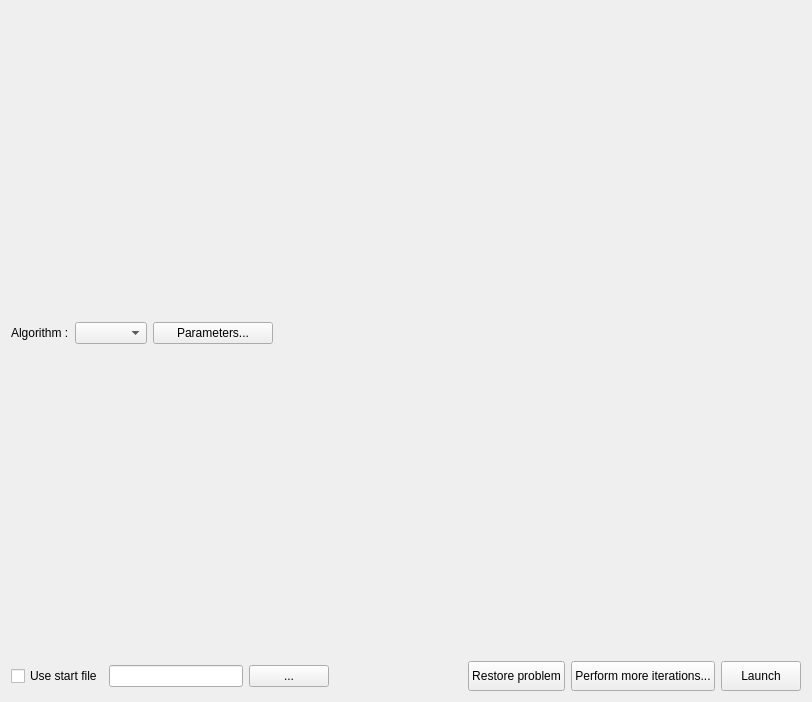
Before: the Qt Designer form OMOptim/GUI/Widgets/WidgetOptParameters.ui in lmoresco/OpenModelica, drawn with Qt 5.
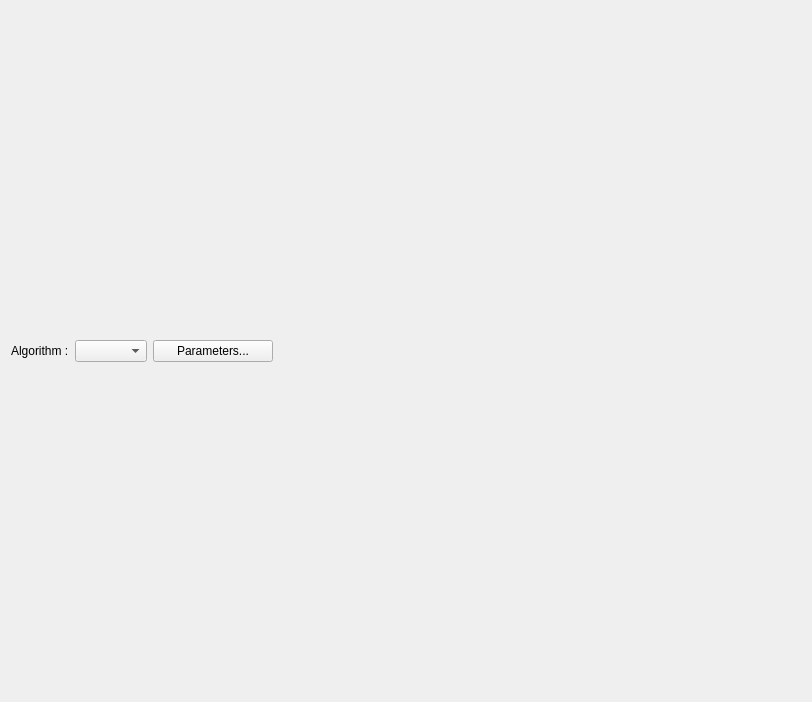
After: the same form once the commit is applied. Icons and pictures are not drawn.

Patch:
```diff
--- a/OMOptim/GUI/Widgets/WidgetOptParameters.ui
+++ b/OMOptim/GUI/Widgets/WidgetOptParameters.ui
@@ -14,7 +14,7 @@
    <string>Form</string>
   </property>
   <layout class="QGridLayout" name="gridLayout">
-   <item row="0" column="0" rowspan="4" colspan="4">
+   <item row="0" column="0" rowspan="4" colspan="2">
     <layout class="QGridLayout" name="gridLayout_2">
      <item row="0" column="2">
       <widget class="QPushButton" name="pushEAParameters">
@@ -66,119 +66,7 @@
      </item>
     </layout>
    </item>
-   <item row="4" column="0" colspan="4">
-    <layout class="QHBoxLayout" name="layoutStartFile">
-     <item>
-      <widget class="QCheckBox" name="checkUseStartFile">
-       <property name="text">
-        <string>Use start file</string>
-       </property>
-      </widget>
-     </item>
-     <item>
-      <widget class="QLineEdit" name="lineStartFile"/>
-     </item>
-     <item>
-      <widget class="QPushButton" name="pushSelectStartFile">
-       <property name="text">
-        <string>...</string>
-       </property>
-      </widget>
-     </item>
-     <item>
-      <spacer name="horizontalSpacer_5">
-       <property name="orientation">
-        <enum>Qt::Horizontal</enum>
-       </property>
-       <property name="sizeHint" stdset="0">
-        <size>
-         <width>40</width>
-         <height>20</height>
-        </size>
-       </property>
-      </spacer>
-     </item>
-     <item>
-      <widget class="QPushButton" name="pushRestore">
-       <property name="sizePolicy">
-        <sizepolicy hsizetype="Maximum" vsizetype="Fixed">
-         <horstretch>0</horstretch>
-         <verstretch>0</verstretch>
-        </sizepolicy>
-       </property>
-       <property name="minimumSize">
-        <size>
-         <width>0</width>
-         <height>30</height>
-        </size>
-       </property>
-       <property name="text">
-        <string>Restore problem</string>
-       </property>
-       <property name="icon">
-        <iconset resource="../Resources/mineit.qrc">
-         <normaloff>:/icons/Undo</normaloff>:/icons/Undo</iconset>
-       </property>
-      </widget>
-     </item>
-     <item>
-      <widget class="QPushButton" name="pushPursue">
-       <property name="sizePolicy">
-        <sizepolicy hsizetype="Maximum" vsizetype="Fixed">
-         <horstretch>0</horstretch>
-         <verstretch>0</verstretch>
-        </sizepolicy>
-       </property>
-       <property name="minimumSize">
-        <size>
-         <width>0</width>
-         <height>30</height>
-        </size>
-       </property>
-       <property name="text">
-        <string>Perform more iterations...</string>
-       </property>
-       <property name="icon">
-        <iconset resource="../Resources/mineit.qrc">
-         <normaloff>:/icons/Sync</normaloff>:/icons/Sync</iconset>
-       </property>
-      </widget>
-     </item>
-     <item>
-      <widget class="QPushButton" name="pushLaunch">
-       <property name="sizePolicy">
-        <sizepolicy hsizetype="Maximum" vsizetype="Fixed">
-         <horstretch>0</horstretch>
-         <verstretch>0</verstretch>
-        </sizepolicy>
-       </property>
-       <property name="minimumSize">
-        <size>
-         <width>0</width>
-         <height>30</height>
-        </size>
-       </property>
-       <property name="maximumSize">
-        <size>
-         <width>100</width>
-         <height>16777215</height>
-        </size>
-       </property>
-       <property name="layoutDirection">
-        <enum>Qt::LeftToRight</enum>
-       </property>
-       <property name="text">
-        <string>Launch</string>
-       </property>
-       <property name="icon">
-        <iconset resource="../Resources/mineit.qrc">
-         <normaloff>:/icons/Play</normaloff>:/icons/Play</iconset>
-       </property>
-      </widget>
-     </item>
     </layout>
-   </item>
-  </layout>
  </widget>
  <resources>
   <include location="../../Resources/mineit.qrc"/>
```
Left out of the diff: 6 changed lines with no effect on the pictures.
